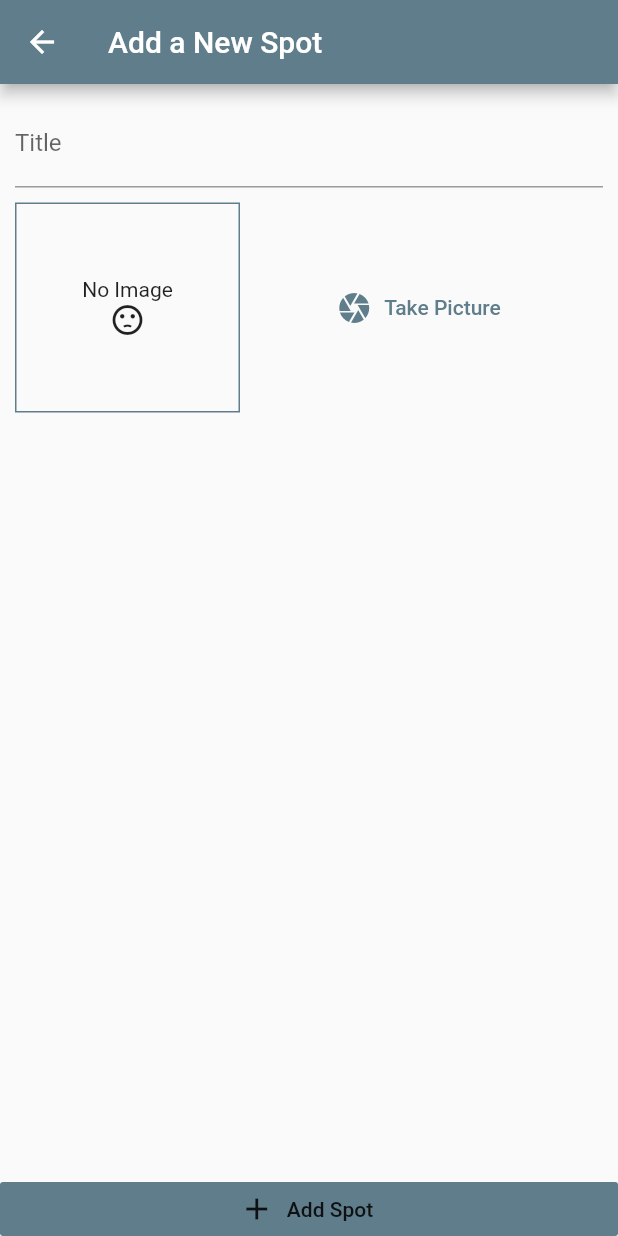
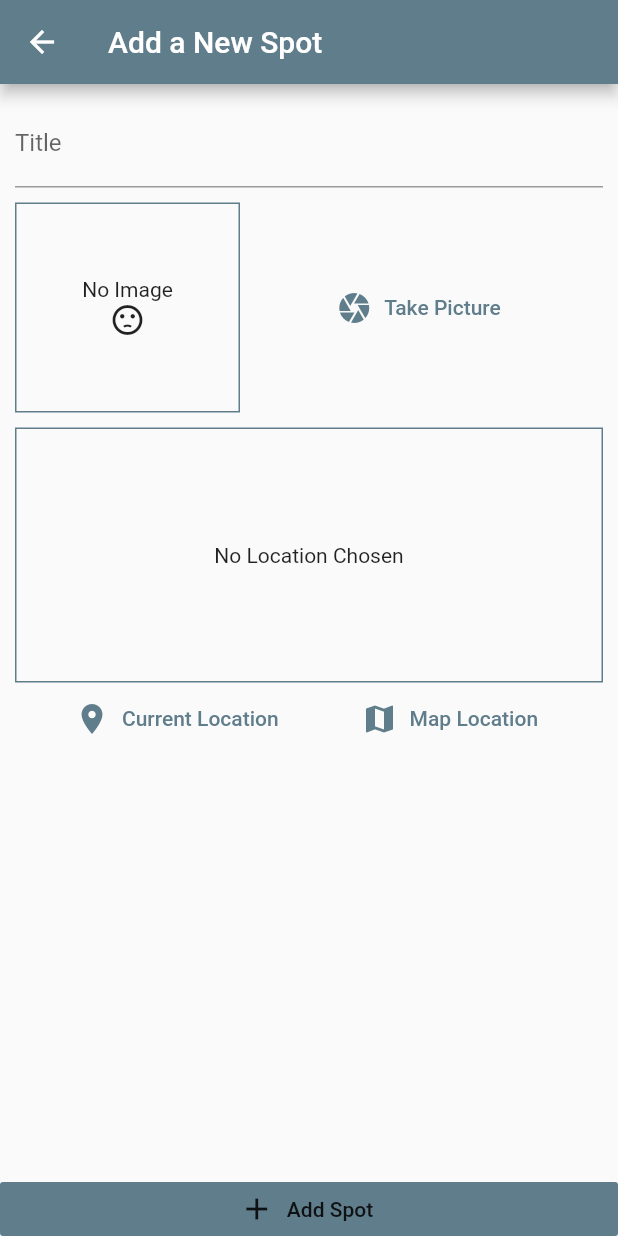
Before and after one commit to skaidevs/spot_location, a Flutter app: the screen it shows after launch, after a tap on the "add" icon, on a phone screen of 412 x 824 dp. Run offline on Flutter 3.47's test engine with Material 2 defaults, Android fonts, the phone set to English and light mode, and no system bars; our stand-ins replace image_picker, location, sqflite; accounts and stored records are empty.

Commit message:
Location in map added

```diff
--- /dev/null
+++ b/lib/helpers/db_helper.dart
@@ -0,0 +1,27 @@
+import 'package:path/path.dart' as path;
+import 'package:sqflite/sqflite.dart' as sql;
+
+class DBHelper {
+  static Future<sql.Database> database() async {
+    final _dbPath = await sql.getDatabasesPath();
+    return sql.openDatabase(path.join(_dbPath, 'spot.dp'),
+        onCreate: (db, version) {
+      return db.execute(
+          'CREATE TABLE user_spot(id TEXT PRIMARY KEY, title TEXT, image TEXT)');
+    }, version: 1);
+  }
+
+  static Future<void> insert(String table, Map<String, Object> data) async {
+    final db = await DBHelper.database();
+    db.insert(
+      table,
+      data,
+      conflictAlgorithm: sql.ConflictAlgorithm.replace,
+    );
+  }
+
+  static Future<List<Map<String, dynamic>>> getData(String table) async {
+    final db = await DBHelper.database();
+    return db.query(table);
+  }
+}
--- /dev/null
+++ b/lib/helpers/location_helper.dart
@@ -0,0 +1,12 @@
+const GOOGLE_API_KEY = 'AIzaSyCK4srOStRPR7W9SorbjwBe_mIRj2voLMc';
+
+class LocationHelper {
+  static String generateLocationPreviewImage({
+    double latitude,
+    double longitude,
+  }) {
+    String _location =
+        'https://maps.googleapis.com/maps/api/staticmap?center=&$latitude,$latitude&zoom=16&size=600x300&maptype=roadmap&markers=color:red%7Clabel:A%7C$latitude,$longitude &key=$GOOGLE_API_KEY';
+    return _location;
+  }
+}
--- a/lib/providers/spot_places.dart
+++ b/lib/providers/spot_places.dart
@@ -1,6 +1,7 @@
 import 'dart:io';
 
 import 'package:flutter/foundation.dart';
+import 'package:spot/helpers/db_helper.dart';
 import 'package:spot/models/spot.dart';
 
 // SpotPlacesNotifier will mange spots
@@ -24,5 +25,25 @@ class SpotPlacesNotifier with ChangeNotifier {
 
     _items.add(newSpot);
     notifyListeners();
+    DBHelper.insert('user_spot', {
+      'id': newSpot.id,
+      'title': newSpot.title,
+      'image': newSpot.image.path,
+    });
+  }
+
+  Future<void> fetchAndSetSpots() async {
+    final _dataList = await DBHelper.getData('user_spot');
+    _items = _dataList
+        .map(
+          (item) => Spot(
+            id: item['id'],
+            title: item['title'],
+            location: null,
+            image: File(item['image']),
+          ),
+        )
+        .toList();
+    notifyListeners();
   }
 }
--- a/lib/screens/add_spot.dart
+++ b/lib/screens/add_spot.dart
@@ -4,6 +4,7 @@ import 'package:flutter/material.dart';
 import 'package:provider/provider.dart';
 import 'package:spot/providers/spot_places.dart';
 import 'package:spot/widgets/image_input.dart';
+import 'package:spot/widgets/location_input.dart';
 
 class AddSpotScreen extends StatefulWidget {
   static const routeName = '/add-place';
@@ -64,6 +65,10 @@ class _AddSpotScreenState extends State<AddSpotScreen> {
                     ImageInput(
                       onSelectImage: _selectImage,
                     ),
+                    SizedBox(
+                      height: 10,
+                    ),
+                    LocationInput(),
                   ],
                 ),
               ),
--- a/lib/screens/spot_list.dart
+++ b/lib/screens/spot_list.dart
@@ -24,7 +24,17 @@ class SpotListScreen extends StatelessWidget {
           ),
         ],
       ),
-      body: Consumer<SpotPlacesNotifier>(
+      body: FutureBuilder(
+        future: Provider.of<SpotPlacesNotifier>(
+          context,
+          listen: false,
+        ).fetchAndSetSpots(),
+        builder: (context, snapshot) =>
+            snapshot.connectionState == ConnectionState.waiting
+                ? Center(
+                    child: CircularProgressIndicator(),
+                  )
+                : Consumer<SpotPlacesNotifier>(
                     child: Center(
                       child: const Text('You got Nothing Spotted!'),
                     ),
@@ -46,6 +56,7 @@ class SpotListScreen extends StatelessWidget {
                             ),
                           ),
                   ),
+      ),
     );
   }
 }
--- a/lib/widgets/image_input.dart
+++ b/lib/widgets/image_input.dart
@@ -35,7 +35,6 @@ class _ImageInputState extends State<ImageInput> {
 
     final _appDir = await systemPath.getApplicationDocumentsDirectory();
     print('App Dir: ${_appDir.toString()}');
-
 
     final _fileName = path.basename(_imageFile.path);
     print('File Name: $_fileName');
--- /dev/null
+++ b/lib/widgets/location_input.dart
@@ -0,0 +1,73 @@
+import 'package:flutter/material.dart';
+import 'package:location/location.dart';
+import 'package:spot/helpers/location_helper.dart';
+
+class LocationInput extends StatefulWidget {
+  @override
+  _LocationInputState createState() => _LocationInputState();
+}
+
+class _LocationInputState extends State<LocationInput> {
+  String _previewImage;
+
+  Future<void> _getCurrentUserLocation() async {
+    final _locationData = await Location().getLocation();
+    print('Longitude: ${_locationData.longitude}');
+    print('Latitude: ${_locationData.latitude}');
+    final _staticMapUrlImage = LocationHelper.generateLocationPreviewImage(
+      latitude: _locationData.latitude,
+      longitude: _locationData.longitude,
+    );
+
+    setState(() {
+      _previewImage = _staticMapUrlImage;
+    });
+  }
+
+  @override
+  Widget build(BuildContext context) {
+    return Column(
+      children: <Widget>[
+        Container(
+          height: 170.0,
+          width: double.infinity,
+          alignment: Alignment.center,
+          decoration: BoxDecoration(
+            border: Border.all(width: 1, color: Theme.of(context).primaryColor),
+          ),
+          child: _previewImage == null
+              ? Text(
+                  'No Location Chosen',
+                  textAlign: TextAlign.center,
+                )
+              : Image.network(
+                  _previewImage,
+                  fit: BoxFit.cover,
+                  width: double.infinity,
+                ),
+        ),
+        Row(
+          mainAxisAlignment: MainAxisAlignment.spaceEvenly,
+          children: <Widget>[
+            FlatButton.icon(
+              icon: Icon(
+                Icons.location_on,
+              ),
+              label: Text('Current Location'),
+              textColor: Theme.of(context).primaryColor,
+              onPressed: _getCurrentUserLocation,
+            ),
+            FlatButton.icon(
+              icon: Icon(
+                Icons.map,
+              ),
+              label: Text('Map Location'),
+              textColor: Theme.of(context).primaryColor,
+              onPressed: () {},
+            )
+          ],
+        )
+      ],
+    );
+  }
+}
--- a/pubspec.yaml
+++ b/pubspec.yaml
@@ -24,10 +24,14 @@ dependencies:
   flutter:
     sdk: flutter
   cupertino_icons: ^0.1.3
+  sqflite: ^1.3.1+1
   provider: ^4.3.2+2
   image_picker: ^0.6.7+11
   path_provider: ^1.6.18
   path: ^1.7.0
+  location: ^3.0.2
+
+
 
 dev_dependencies:
   flutter_test:
```
Also changed, not shown: pubspec.lock, 5 other files. Lines whose indentation alone changed are shown as unchanged.
